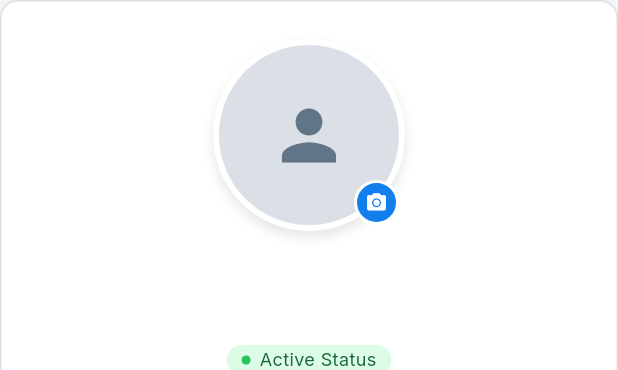
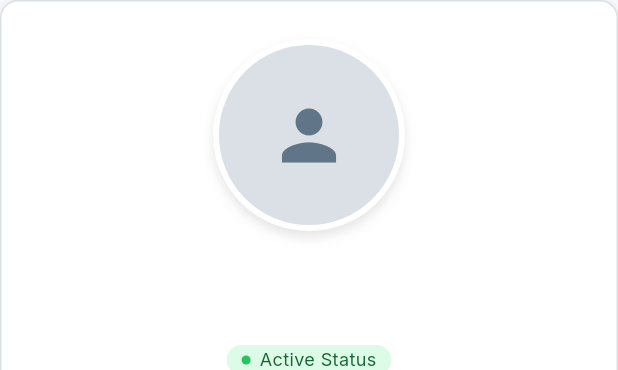
Before and after one commit to EslamMDahy/learnova, a Flutter app: the _ProfileCard widget shown alone on an empty page, opened directly with empty values, on a phone screen of 412 x 824 dp. Shown: the top 370 px of the screen. Run offline on Flutter 3.47's test engine with Material 3 defaults, Android fonts, the phone set to English and light mode, and no system bars; our stand-ins replace dio, equatable, file_picker, flutter_riverpod, go_router; missing offline and left inert: dart:html, dart:ui_web; network calls fail; project files that could hold a hidden picture were left out.

Commit message:
Make settings profile avatar view-only

```diff
--- a/flutter/lib/features/settings/presentation/pages/settings_page_widgets.dart
+++ b/flutter/lib/features/settings/presentation/pages/settings_page_widgets.dart
@@ -77,13 +77,7 @@ class _ProfileCard extends StatelessWidget {
             right: 0,
             child: Column(
               children: [
-                // Avatar with upload overlay
-                GestureDetector(
-                  onTap: uploadingAvatar ? null : onUploadAvatar,
-                  child: Stack(
-                    alignment: Alignment.center,
-                    clipBehavior: Clip.none,
-                    children: [
+                // Avatar (view-only; no tap, no edit icon, no loading overlay)
                 Container(
                   width: 128,
                   height: 128,
@@ -91,8 +85,8 @@ class _ProfileCard extends StatelessWidget {
                     color: AppColors.borderSoft,
                     borderRadius: BorderRadius.circular(9999),
                     border: Border.all(color: AppColors.cardBg, width: 4),
-                          boxShadow: [
-                            const BoxShadow(
+                    boxShadow: const [
+                      BoxShadow(
                         blurRadius: 6,
                         offset: Offset(0, 4),
                         color: Color(0x1A000000),
@@ -112,40 +106,11 @@ class _ProfileCard extends StatelessWidget {
                               color: AppColors.muted,
                             ),
                           )
-                              : Icon(Icons.person, size: 54, color: AppColors.muted),
+                        : Icon(
+                            Icons.person,
+                            size: 54,
+                            color: AppColors.muted,
                           ),
-                      ),
-                      if (uploadingAvatar)
-                        Container(
-                          width: 128,
-                          height: 128,
-                          decoration: BoxDecoration(
-                            color: Colors.black38,
-                            borderRadius: BorderRadius.circular(9999),
-                          ),
-                          child: const Center(
-                            child: CircularProgressIndicator(
-                              strokeWidth: 2.5,
-                              color: Colors.white,
-                            ),
-                          ),
-                        )
-                      else
-                        Positioned(
-                          bottom: 4,
-                          right: 4,
-                          child: Container(
-                            width: 30,
-                            height: 30,
-                            decoration: BoxDecoration(
-                              color: AppColors.primary,
-                              shape: BoxShape.circle,
-                              border: Border.all(color: AppColors.cardBg, width: 2),
-                            ),
-                            child: const Icon(Icons.camera_alt, size: 15, color: Colors.white),
-                          ),
-                        ),
-                    ],
                   ),
                 ),
                 const SizedBox(height: 12),
@@ -170,7 +135,8 @@ class _ProfileCard extends StatelessWidget {
                 ),
                 const SizedBox(height: 10),
                 Container(
-                  padding: const EdgeInsets.symmetric(horizontal: 10, vertical: 2),
+                  padding:
+                      const EdgeInsets.symmetric(horizontal: 10, vertical: 2),
                   decoration: BoxDecoration(
                     color: AppColors.successBg,
                     borderRadius: BorderRadius.circular(9999),
@@ -352,7 +318,11 @@ class _NavItem extends StatelessWidget {
     final color = selected ? AppColors.primary : AppColors.muted;
     final weight = selected ? FontWeight.w700 : FontWeight.w500;
 
-    return InkWell(hoverColor: Colors.transparent, splashColor: Colors.transparent, highlightColor: Colors.transparent, overlayColor: const WidgetStatePropertyAll(Colors.transparent),
+    return InkWell(
+      hoverColor: Colors.transparent,
+      splashColor: Colors.transparent,
+      highlightColor: Colors.transparent,
+      overlayColor: const WidgetStatePropertyAll(Colors.transparent),
       onTap: onTap,
       child: Container(
         height: 56,
@@ -377,10 +347,8 @@ class _NavItem extends StatelessWidget {
       ),
     );
   }
+}
 
-
-
-}
 class _SettingsSkeleton extends StatelessWidget {
   const _SettingsSkeleton();
 
@@ -433,6 +401,7 @@ class _SettingsSkeleton extends StatelessWidget {
       ),
     );
   }
+
   @override
   Widget build(BuildContext context) {
     Theme.of(context);
@@ -463,9 +432,7 @@ class _SettingsSkeleton extends StatelessWidget {
             ),
           ],
         ),
-
         const SizedBox(height: 24),
-
         // Body skeleton
         Expanded(
           child: SingleChildScrollView(
```
Lines whose indentation alone changed are shown as unchanged.
